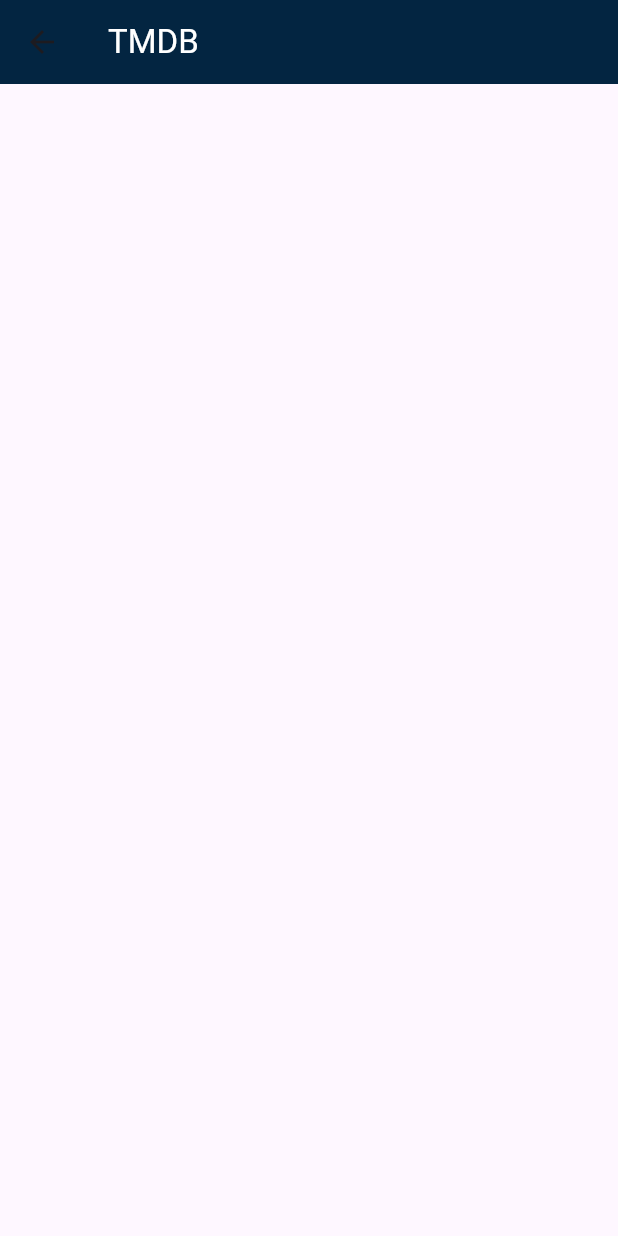
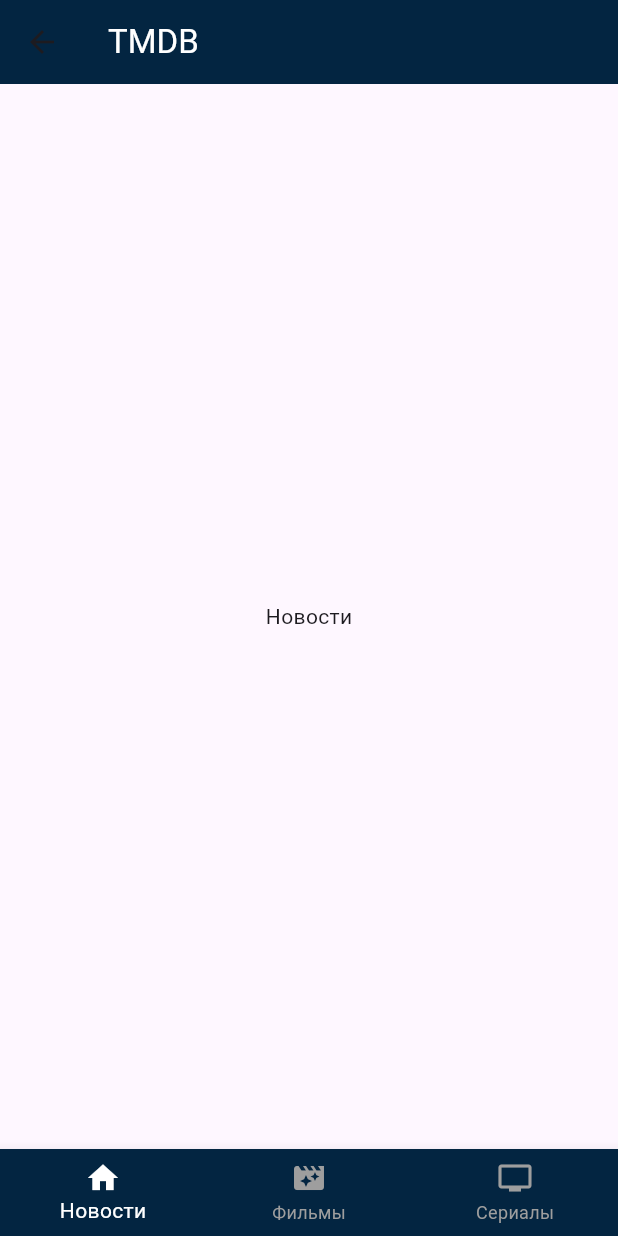
Before and after one commit to anka-ka/themoviedb, a Flutter app: the MainScreenWidget screen opened by its route, on a phone screen of 412 x 824 dp. Run offline on Flutter 3.47's test engine with Material 3 defaults, Android fonts, the phone set to English and light mode, and no system bars.

```diff
--- /dev/null
+++ b/lib/Theme/app_colors.dart
@@ -0,0 +1,5 @@
+import 'package:flutter/material.dart';
+
+abstract class AppColors {
+  static const mainDarkBlue = Color.fromRGBO(3, 37, 65 , 1);
+  }
--- a/lib/widgets/main_screen/main_screen_widget.dart
+++ b/lib/widgets/main_screen/main_screen_widget.dart
@@ -8,13 +8,51 @@ class MainScreenWidget extends StatefulWidget{
 }
 
   class _MainScreenWidgetState extends State<MainScreenWidget>{
+
+    int _selectedTab = 0;
+
+    static const List<Widget> _widgetOptions =<Widget>[
+      Text('Новости',),
+      Text('Фильмы',),
+      Text('Сериалы',),
+    ];
+
+    void onSelectTad(int index){
+
+      if(_selectedTab == index) return;
+      setState(() {
+        _selectedTab = index;
+      });
+
+    }
+
     @override
     Widget build(BuildContext context){
       return Scaffold(
         appBar: AppBar(
           title: Text('TMDB',
-          style: TextStyle(color: Colors.white),)
-          ,
+          style: TextStyle(color: Colors.white),
+          ),
+          ),
+          body: Center(child: _widgetOptions[_selectedTab],
+          ),
+          bottomNavigationBar: BottomNavigationBar(
+            currentIndex: _selectedTab,
+            items: [
+              BottomNavigationBarItem(
+                icon: Icon(Icons.home),
+                label: 'Новости',
+                ),
+              BottomNavigationBarItem(
+                icon: Icon(Icons.movie_filter),
+                label: 'Фильмы',
+                ),
+                BottomNavigationBarItem(
+                icon: Icon(Icons.tv),
+                label: 'Сериалы',
+                ),
+            ],
+            onTap: onSelectTad,
           ),
 
       );
```
Also changed, not shown: lib/main.dart (+7 -1 lines).
